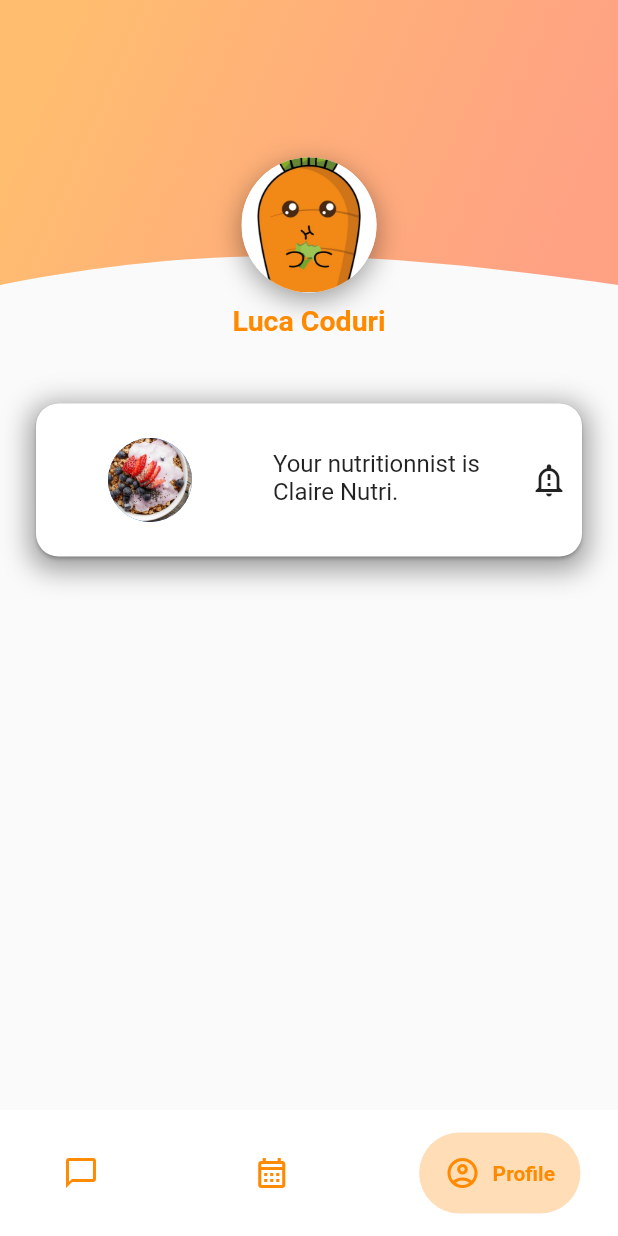
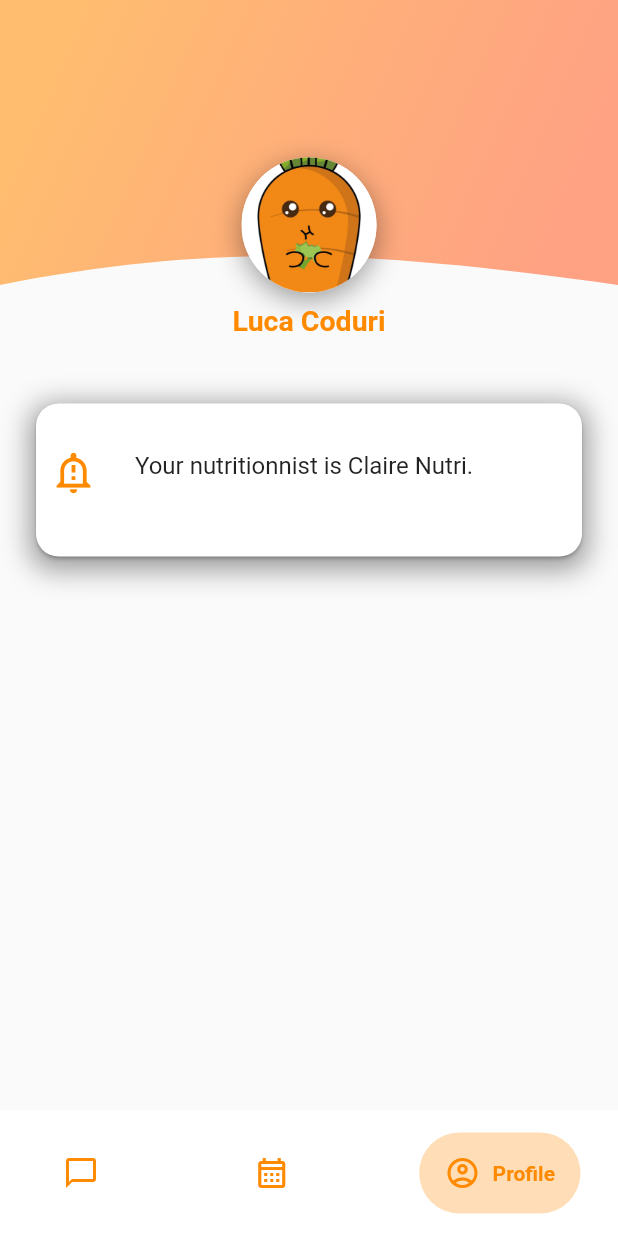
Before and after one commit to les-crepes/CAREOT_APP, a Flutter app: the screen it shows after launch, item 3 of the bottom bar chosen, on a phone screen of 412 x 824 dp. Run offline on Flutter 3.47's test engine with Material 2 defaults, Android fonts, the phone set to English and light mode, and no system bars; drawn by our look-alikes of google_nav_bar; our stand-ins replace auto_route, cloud_firestore, firebase_auth, firebase_core, flutter_chat_types, flutter_chat_ui and 1 more; accounts and stored records are empty.

Commit message:
Add nutritionnist container

```diff
--- a/lib/screens/profile.dart
+++ b/lib/screens/profile.dart
@@ -1,4 +1,5 @@
 import 'package:flutter/material.dart';
+import 'package:pdg_app/widgets/cards/left_element_card.dart';
 import 'package:pdg_app/widgets/cards/pic_card.dart';
 
 import '../widgets/profile/profile_top_bar.dart';
@@ -60,10 +61,16 @@ class Profile extends StatelessWidget {
         const SizedBox(height: 20),
         Padding(
           padding: const EdgeInsets.all(20.0),
-          child: PicCard(
+          child: LeftElementCard(
             title:
                 Text("Your nutritionnist is $_nutriFirstName $_nutriLastName."),
-            icon: const Icon(Icons.notification_important_outlined),
+            element: IconTheme(
+              data: IconThemeData(
+                color: Theme.of(context).colorScheme.primary,
+                size: 30,
+              ),
+              child: const Icon(Icons.notification_important_outlined),
+            ),
           ),
         ),
       ],
--- a/lib/widgets/cards/arrow_pic_card.dart
+++ b/lib/widgets/cards/arrow_pic_card.dart
@@ -9,7 +9,7 @@ class ArrowPicCard extends StatelessWidget {
   const ArrowPicCard({
     required this.title,
     this.subtitle,
-    this.imagePath = "assets/images/breakfast.jpg",
+    this.imagePath = 'assets/images/breakfast.jpg',
     Key? key,
   }) : super(key: key);
 
--- /dev/null
+++ b/lib/widgets/cards/left_element_card.dart
@@ -0,0 +1,45 @@
+import 'package:flutter/material.dart';
+
+import 'main_card.dart';
+
+class LeftElementCard extends StatelessWidget {
+  final Widget _element;
+  final Widget _title;
+  final Widget? _subtitle;
+  final Icon? _icon;
+
+  const LeftElementCard({
+    Key? key,
+    required element,
+    required title,
+    subtitle,
+    icon,
+  })  : _element = element,
+        _title = title,
+        _subtitle = subtitle,
+        _icon = icon,
+        super(key: key);
+
+  @override
+  Widget build(BuildContext context) {
+    return MainCard(
+        child: Padding(
+      padding: const EdgeInsets.symmetric(horizontal: 10, vertical: 15),
+      child: Row(
+        children: [
+          Expanded(
+            child: ListTile(
+              contentPadding: const EdgeInsets.only(left: 0),
+              leading: _element,
+              title: _title,
+              subtitle: _subtitle != null ? _subtitle! : const SizedBox(),
+            ),
+          ),
+          Container(
+            child: _icon,
+          )
+        ],
+      ),
+    ));
+  }
+}
--- a/lib/widgets/cards/pic_card.dart
+++ b/lib/widgets/cards/pic_card.dart
@@ -1,5 +1,7 @@
 import 'package:flutter/material.dart';
 import 'package:pdg_app/widgets/cards/main_card.dart';
+
+import 'left_element_card.dart';
 
 class PicCard extends StatelessWidget {
   final String imagePath;
@@ -17,27 +19,14 @@ class PicCard extends StatelessWidget {
 
   @override
   Widget build(BuildContext context) {
-    return MainCard(
-        child: Padding(
-      padding: const EdgeInsets.symmetric(horizontal: 10, vertical: 15),
-      child: Row(
-        children: [
-          Expanded(
-            child: ListTile(
-              contentPadding: const EdgeInsets.only(left: 0),
-              leading: CircleAvatar(
-                backgroundImage: AssetImage(imagePath),
-                radius: 66,
-              ),
-              title: title,
-              subtitle: subtitle != null ? subtitle! : const SizedBox(),
-            ),
-          ),
-          Container(
-            child: icon,
-          )
-        ],
+    return LeftElementCard(
+      element: CircleAvatar(
+        backgroundImage: AssetImage(imagePath),
+        radius: 66,
       ),
-    ));
+      title: title,
+      subtitle: subtitle,
+      icon: icon,
+    );
   }
 }
```
